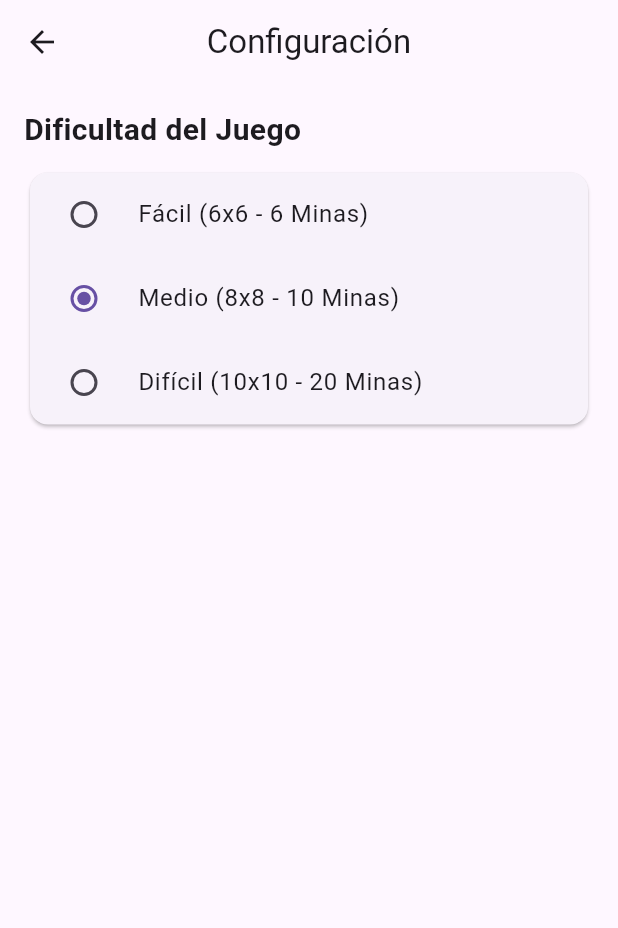
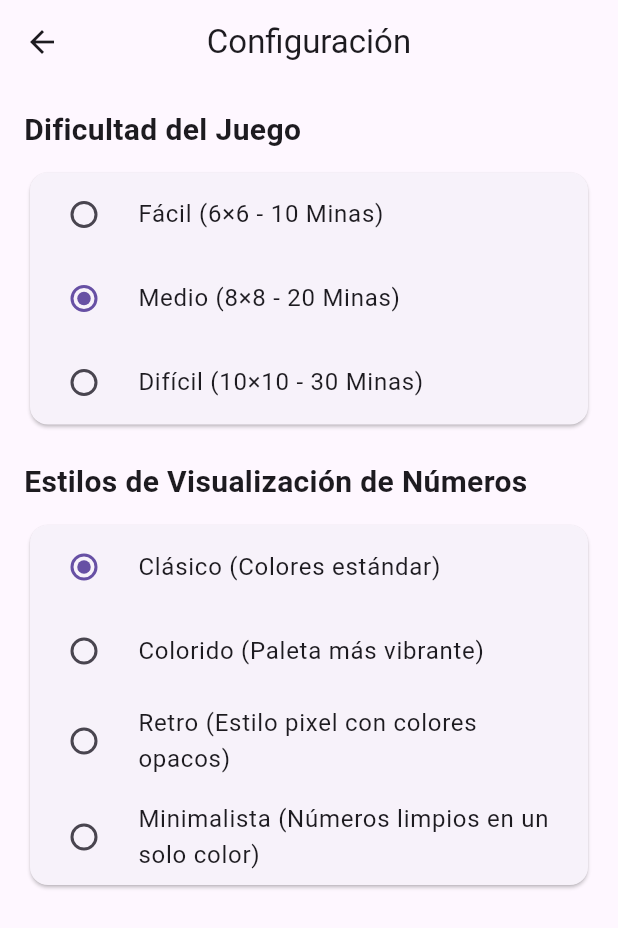
Before and after one commit to Carolinadib/Microproyecto-Sistemas-de-Informacion, a Flutter app: the SettingsScreen screen opened directly, on a phone screen of 412 x 824 dp. Shown: the top 928 px of the screen. Run offline on Flutter 3.47's test engine with Material 3 defaults, Android fonts, the phone set to English and light mode, and no system bars; our stand-ins replace animate_do, shared_preferences; accounts and stored records are empty.

Commit message:
chore: version final del proyecto compilada y lista para entrega

```diff
--- a/lib/screens/settings_screen.dart
+++ b/lib/screens/settings_screen.dart
@@ -9,7 +9,8 @@ class SettingsScreen extends StatefulWidget {
 }
 
 class _SettingsScreenState extends State<SettingsScreen> {
-  String _selectedDifficulty = 'Medio'; // Valor por defecto
+  String _selectedDifficulty = 'Medio';
+  String _selectedStyle = 'Clásico'; // Almacena el estilo visual de los números
 
   @override
   void initState() {
@@ -17,20 +18,30 @@ class _SettingsScreenState extends State<SettingsScreen> {
     _loadSettings();
   }
 
-  // Carga la dificultad guardada previamente
+  // Carga las preferencias guardadas localmente
   Future<void> _loadSettings() async {
     final prefs = await SharedPreferences.getInstance();
     setState(() {
       _selectedDifficulty = prefs.getString('difficulty') ?? 'Medio';
+      _selectedStyle = prefs.getString('number_style') ?? 'Clásico';
     });
   }
 
-  // Guarda la nueva dificultad seleccionada
+  // Guarda la dificultad seleccionada
   Future<void> _saveDifficulty(String difficulty) async {
     final prefs = await SharedPreferences.getInstance();
     await prefs.setString('difficulty', difficulty);
     setState(() {
       _selectedDifficulty = difficulty;
+    });
+  }
+
+  // Guarda el estilo visual seleccionado
+  Future<void> _saveStyle(String style) async {
+    final prefs = await SharedPreferences.getInstance();
+    await prefs.setString('number_style', style);
+    setState(() {
+      _selectedStyle = style;
     });
   }
 
@@ -41,7 +52,7 @@ class _SettingsScreenState extends State<SettingsScreen> {
         title: const Text('Configuración'),
         centerTitle: true,
       ),
-      body: Padding(
+      body: SingleChildScrollView(
         padding: const EdgeInsets.all(16.0),
         child: Column(
           crossAxisAlignment: CrossAxisAlignment.start,
@@ -55,19 +66,19 @@ class _SettingsScreenState extends State<SettingsScreen> {
               child: Column(
                 children: [
                   RadioListTile<String>(
-                    title: const Text('Fácil (6x6 - 6 Minas)'),
+                    title: const Text('Fácil (6×6 - 10 Minas)'),
                     value: 'Fácil',
                     groupValue: _selectedDifficulty,
                     onChanged: (value) => _saveDifficulty(value!),
                   ),
                   RadioListTile<String>(
-                    title: const Text('Medio (8x8 - 10 Minas)'),
+                    title: const Text('Medio (8×8 - 20 Minas)'),
                     value: 'Medio',
                     groupValue: _selectedDifficulty,
                     onChanged: (value) => _saveDifficulty(value!),
                   ),
                   RadioListTile<String>(
-                    title: const Text('Difícil (10x10 - 20 Minas)'),
+                    title: const Text('Difícil (10×10 - 30 Minas)'),
                     value: 'Difícil',
                     groupValue: _selectedDifficulty,
                     onChanged: (value) => _saveDifficulty(value!),
@@ -76,6 +87,41 @@ class _SettingsScreenState extends State<SettingsScreen> {
               ),
             ),
             const SizedBox(height: 20),
+            const Text(
+              'Estilos de Visualización de Números',
+              style: TextStyle(fontSize: 20, fontWeight: FontWeight.bold),
+            ),
+            const SizedBox(height: 10),
+            Card(
+              child: Column(
+                children: [
+                  RadioListTile<String>(
+                    title: const Text('Clásico (Colores estándar)'),
+                    value: 'Clásico',
+                    groupValue: _selectedStyle,
+                    onChanged: (value) => _saveStyle(value!),
+                  ),
+                  RadioListTile<String>(
+                    title: const Text('Colorido (Paleta más vibrante)'),
+                    value: 'Colorido',
+                    groupValue: _selectedStyle,
+                    onChanged: (value) => _saveStyle(value!),
+                  ),
+                  RadioListTile<String>(
+                    title: const Text('Retro (Estilo pixel con colores opacos)'),
+                    value: 'Retro',
+                    groupValue: _selectedStyle,
+                    onChanged: (value) => _saveStyle(value!),
+                  ),
+                  RadioListTile<String>(
+                    title: const Text('Minimalista (Números limpios en un solo color)'),
+                    value: 'Minimalista',
+                    groupValue: _selectedStyle,
+                    onChanged: (value) => _saveStyle(value!),
+                  ),
+                ],
+              ),
+            ),
           ],
         ),
       ),
```
Also changed, not shown: lib/screens/game_screen.dart (+55 -21 lines), lib/screens/scores_screen.dart (+68 -4 lines), 1 other file.
